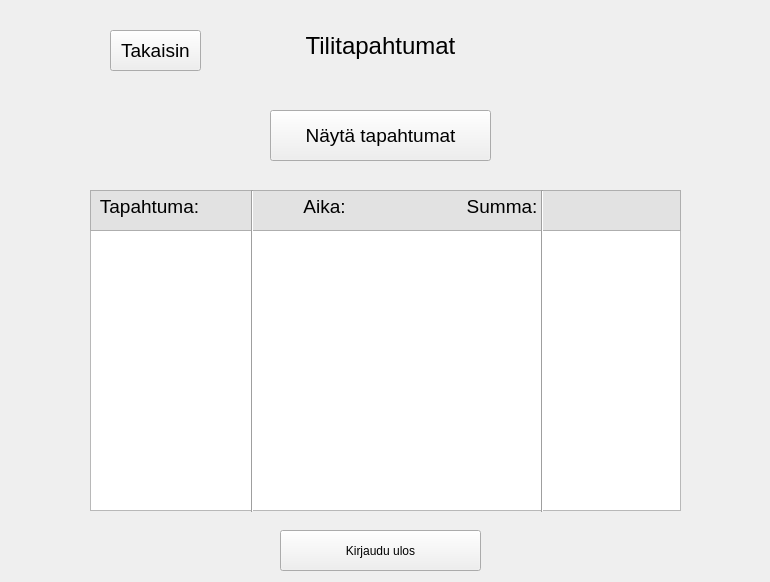
Above: bank_automat/action.ui from tvt20kmo-ohjelmistokehitysprojekti/Group11 before the change. Below: the same form after it.
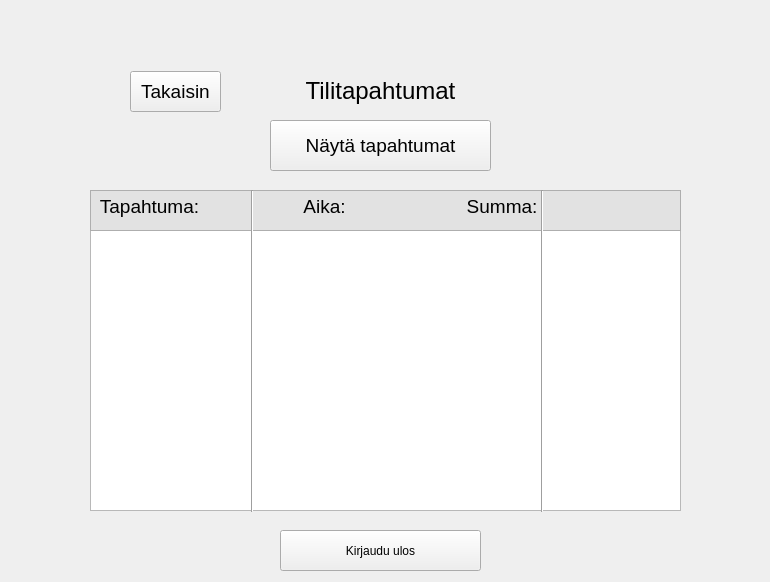
That is the form after the change.

```diff
--- a/bank_automat/action.ui
+++ b/bank_automat/action.ui
@@ -16,10 +16,10 @@
   <widget class="QLabel" name="label">
    <property name="geometry">
     <rect>
-     <x>260</x>
-     <y>20</y>
-     <width>241</width>
-     <height>51</height>
+     <x>280</x>
+     <y>60</y>
+     <width>201</width>
+     <height>61</height>
     </rect>
    </property>
    <property name="font">
@@ -79,8 +79,8 @@
   <widget class="QPushButton" name="btnBack">
    <property name="geometry">
     <rect>
-     <x>110</x>
-     <y>30</y>
+     <x>130</x>
+     <y>71</y>
      <width>91</width>
      <height>41</height>
     </rect>
@@ -98,7 +98,7 @@
    <property name="geometry">
     <rect>
      <x>270</x>
-     <y>110</y>
+     <y>120</y>
      <width>221</width>
      <height>51</height>
     </rect>
```
Left out of the diff: 1 changed line with no effect on the pictures.
